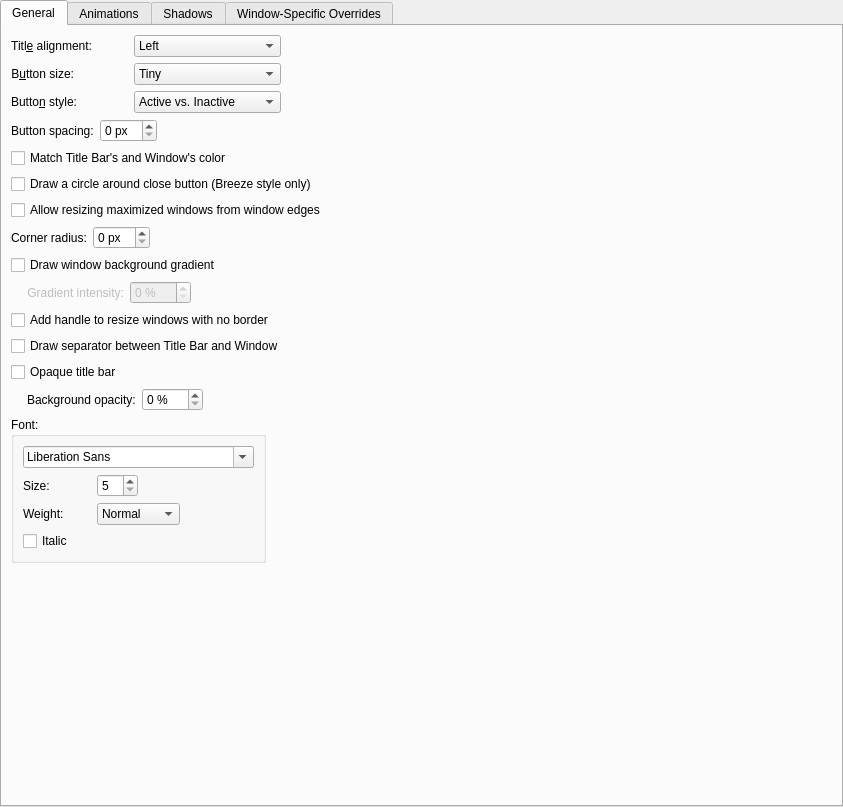
First picture: the form in config/ui/breezeconfigurationui.ui, repository kupiqu/SierraBreezeEnhanced, before the edit.
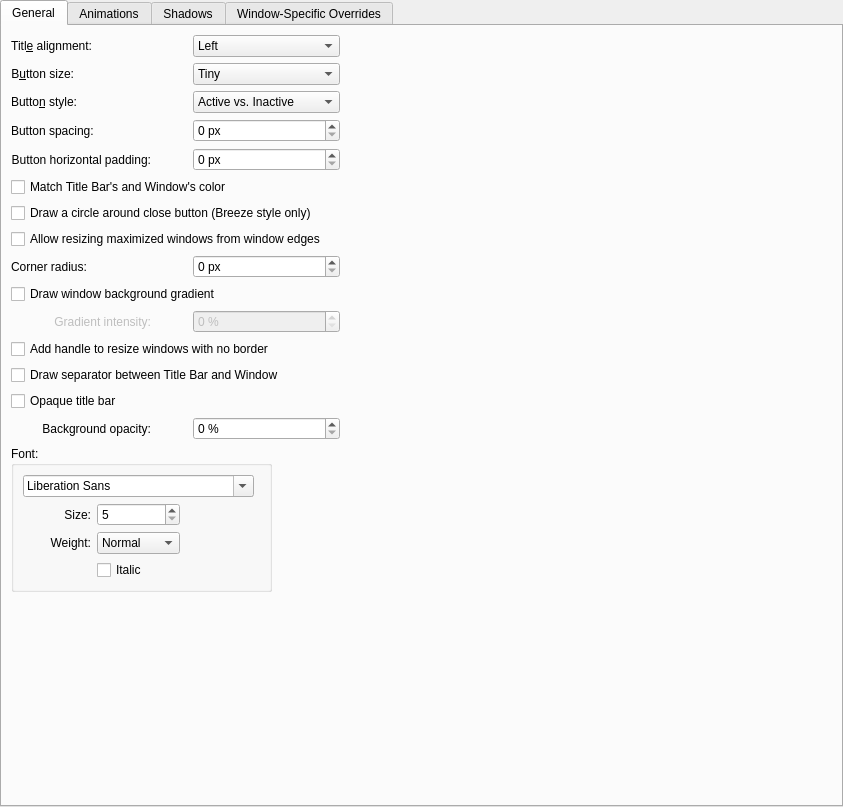
Second picture: the form after the edit. Custom widgets are drawn as their Qt base class.

Patch:
```diff
--- a/config/ui/breezeconfigurationui.ui
+++ b/config/ui/breezeconfigurationui.ui
@@ -75,6 +75,37 @@
            <string>Inactive Dark Aurorae</string>
           </property>
          </item>
+         <item>
+          <property name="text">
+           <string>Symbol Style</string>
+          </property>
+         </item>
+        </widget>
+       </item>
+       <item row="4" column="1">
+        <widget class="QLabel" name="buttonHPaddingLabel">
+         <property name="text">
+          <string>Button horizontal padding:</string>
+         </property>
+         <property name="alignment">
+          <set>Qt::AlignRight|Qt::AlignTrailing|Qt::AlignVCenter</set>
+         </property>
+         <property name="buddy">
+          <cstring>buttonSpacing</cstring>
+         </property>
+        </widget>
+       </item>
+       <item row="4" column="8">
+        <widget class="QSpinBox" name="buttonHPadding">
+         <property name="enabled">
+          <bool>true</bool>
+         </property>
+         <property name="suffix">
+          <string> px</string>
+         </property>
+         <property name="maximum">
+          <number>50</number>
+         </property>
         </widget>
        </item>
        <item row="26" column="1" colspan="9">
@@ -185,32 +216,18 @@
          </property>
         </widget>
        </item>
-       <item row="24" column="1" colspan="9">
-        <layout class="QHBoxLayout" name="horizontalLayout_4">
-         <item>
-          <spacer name="horizontalSpacer_16">
-           <property name="orientation">
-            <enum>Qt::Horizontal</enum>
-           </property>
-           <property name="sizeType">
-            <enum>QSizePolicy::Fixed</enum>
-           </property>
-           <property name="sizeHint" stdset="0">
-            <size>
-             <width>16</width>
-             <height>5</height>
-            </size>
-           </property>
-          </spacer>
-         </item>
-         <item>
+       
+         <item row="24" column="1">
           <widget class="QLabel" name="label_6">
            <property name="text">
             <string>Background opacity:</string>
            </property>
+           <property name="alignment">
+            <set>Qt::AlignRight|Qt::AlignTrailing|Qt::AlignVCenter</set>
+           </property>
           </widget>
          </item>
-         <item>
+         <item row="24" column="8">
           <widget class="QSpinBox" name="opacitySpinBox">
            <property name="suffix">
             <string> %</string>
@@ -220,21 +237,7 @@
            </property>
           </widget>
          </item>
-         <item>
-          <spacer name="horizontalSpacer_6">
-           <property name="orientation">
-            <enum>Qt::Horizontal</enum>
-           </property>
-           <property name="sizeHint" stdset="0">
-            <size>
-             <width>5</width>
-             <height>5</height>
-            </size>
-           </property>
-          </spacer>
-         </item>
-        </layout>
-       </item>
+         
        <item row="21" column="1" colspan="9">
         <widget class="QCheckBox" name="drawSizeGrip">
          <property name="text">
@@ -294,25 +297,8 @@
          </property>
         </widget>
        </item>
-       <item row="12" column="1" colspan="9">
-        <layout class="QHBoxLayout" name="horizontalLayout">
-         <item>
-          <spacer name="horizontalSpacer_3">
-           <property name="orientation">
-            <enum>Qt::Horizontal</enum>
-           </property>
-           <property name="sizeType">
-            <enum>QSizePolicy::Fixed</enum>
-           </property>
-           <property name="sizeHint" stdset="0">
-            <size>
-             <width>16</width>
-             <height>5</height>
-            </size>
-           </property>
-          </spacer>
-         </item>
-         <item>
+       
+         <item row="12" column="1">
           <widget class="QLabel" name="label_7">
            <property name="enabled">
             <bool>false</bool>
@@ -325,7 +311,7 @@
            </property>
           </widget>
          </item>
-         <item>
+         <item row="12" column="8">
           <widget class="QSpinBox" name="gradientSpinBox">
            <property name="enabled">
             <bool>false</bool>
@@ -338,31 +324,16 @@
            </property>
           </widget>
          </item>
-         <item>
-          <spacer name="horizontalSpacer_17">
-           <property name="orientation">
-            <enum>Qt::Horizontal</enum>
-           </property>
-           <property name="sizeHint" stdset="0">
-            <size>
-             <width>40</width>
-             <height>20</height>
-            </size>
-           </property>
-          </spacer>
-         </item>
-        </layout>
-       </item>
-       <item row="3" column="1" colspan="9">
-        <layout class="QHBoxLayout" name="horizontalLayout_2">
-         <item>
+         
+
+         <item row="3" column="1">
           <widget class="QLabel" name="btnSpacingLabel">
            <property name="text">
             <string>Button spacing:</string>
            </property>
           </widget>
          </item>
-         <item>
+         <item row="3" column="8">
           <widget class="QSpinBox" name="btnSpacingSpinBox">
            <property name="suffix">
             <string> px</string>
@@ -372,21 +343,7 @@
            </property>
           </widget>
          </item>
-         <item>
-          <spacer name="horizontalSpacer_7">
-           <property name="orientation">
-            <enum>Qt::Horizontal</enum>
-           </property>
-           <property name="sizeHint" stdset="0">
-            <size>
-             <width>40</width>
-             <height>20</height>
-            </size>
-           </property>
-          </spacer>
-         </item>
-        </layout>
-       </item>
+         
        <item row="25" column="1" colspan="9">
         <layout class="QGridLayout" name="gridLayout_2" columnstretch="0,0,0,0,0,0,0">
          <item row="3" column="0" colspan="7" alignment="Qt::AlignLeft">
@@ -395,7 +352,7 @@
             <string>Font:</string>
            </property>
            <layout class="QGridLayout" name="gridLayout_3">
-            <item row="1" column="1" alignment="Qt::AlignLeft">
+            <item row="1" column="1">
              <widget class="QSpinBox" name="fontSizeSpinBox">
               <property name="minimum">
                <number>5</number>
@@ -413,6 +370,9 @@
               <property name="text">
                <string>Size:</string>
               </property>
+              <property name="alignment">
+                <set>Qt::AlignRight|Qt::AlignTrailing|Qt::AlignVCenter</set>
+              </property>
              </widget>
             </item>
             <item row="2" column="0">
@@ -420,6 +380,9 @@
               <property name="text">
                <string>Weight:</string>
               </property>
+              <property name="alignment">
+                <set>Qt::AlignRight|Qt::AlignTrailing|Qt::AlignVCenter</set>
+              </property>
              </widget>
             </item>
             <item row="2" column="1">
@@ -459,7 +422,7 @@
               </item>
              </widget>
             </item>
-            <item row="3" column="0" colspan="3">
+            <item row="3" column="1" colspan="3">
              <widget class="QCheckBox" name="italicCheckBox">
               <property name="text">
                <string>Italic</string>
@@ -471,16 +434,15 @@
          </item>
         </layout>
        </item>
-       <item row="8" column="1" colspan="9">
-        <layout class="QHBoxLayout" name="horizontalLayout_3">
-         <item>
+       
+         <item row="8" column="1">
           <widget class="QLabel" name="cornerRadiusLabel">
            <property name="text">
             <string>Corner radius:</string>
            </property>
           </widget>
          </item>
-         <item>
+         <item row="8" column="8">
           <widget class="QSpinBox" name="cornerRadiusSpinBox">
            <property name="suffix">
             <string> px</string>
@@ -490,21 +452,7 @@
            </property>
           </widget>
          </item>
-         <item>
-          <spacer name="horizontalSpacer_10">
-           <property name="orientation">
-            <enum>Qt::Horizontal</enum>
-           </property>
-           <property name="sizeHint" stdset="0">
-            <size>
-             <width>40</width>
-             <height>20</height>
-            </size>
-           </property>
-          </spacer>
-         </item>
-        </layout>
-       </item>
+
       </layout>
      </widget>
      <widget class="QWidget" name="tab_2">
```
